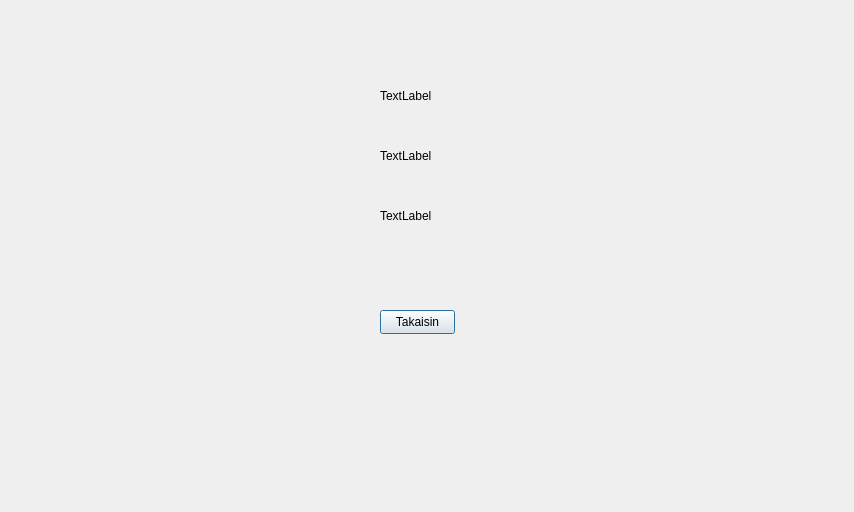
Kealerator/bank_atm_group3, file bank-automat/saldowindow.ui: the form before one commit.
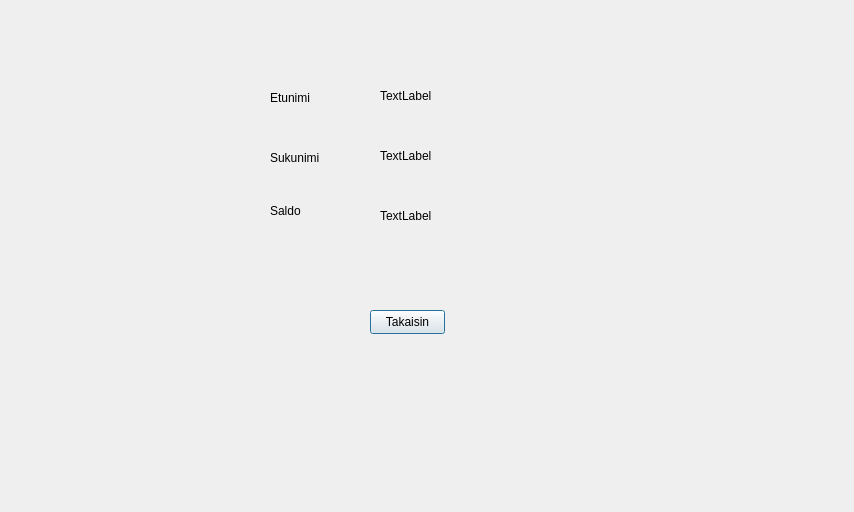
The form after the commit.

Commit message: asiakastiedot + saldo lisätty frontend QT

Diff of the .ui file:
```diff
--- a/bank-automat/saldowindow.ui
+++ b/bank-automat/saldowindow.ui
@@ -16,7 +16,7 @@
   <widget class="QPushButton" name="btnReturn">
    <property name="geometry">
     <rect>
-     <x>380</x>
+     <x>370</x>
      <y>310</y>
      <width>75</width>
      <height>24</height>
@@ -65,6 +65,45 @@
     <string>TextLabel</string>
    </property>
   </widget>
+  <widget class="QLabel" name="label">
+   <property name="geometry">
+    <rect>
+     <x>270</x>
+     <y>90</y>
+     <width>49</width>
+     <height>16</height>
+    </rect>
+   </property>
+   <property name="text">
+    <string>Etunimi</string>
+   </property>
+  </widget>
+  <widget class="QLabel" name="label_2">
+   <property name="geometry">
+    <rect>
+     <x>270</x>
+     <y>150</y>
+     <width>49</width>
+     <height>16</height>
+    </rect>
+   </property>
+   <property name="text">
+    <string>Sukunimi</string>
+   </property>
+  </widget>
+  <widget class="QLabel" name="label_3">
+   <property name="geometry">
+    <rect>
+     <x>270</x>
+     <y>200</y>
+     <width>61</width>
+     <height>21</height>
+    </rect>
+   </property>
+   <property name="text">
+    <string>Saldo</string>
+   </property>
+  </widget>
  </widget>
  <resources/>
  <connections/>
```
The commit also changes 4 other files.
